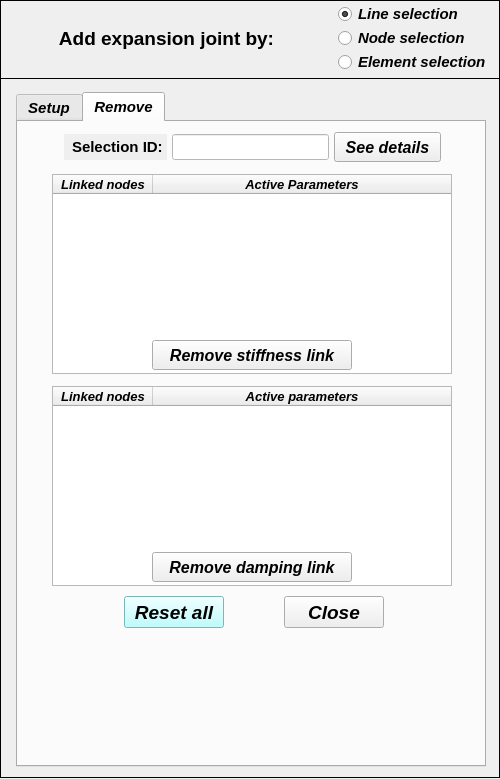
Qt form data/user_input/ui/Model/Setup/Structural/expansionJointInput.ui (open-pulse/OpenPulse) before a commit.
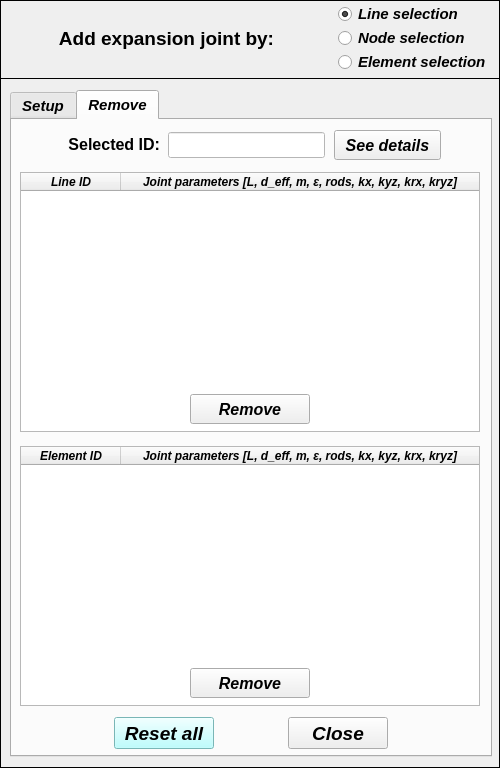
The same form after that commit. The open tabs and pages were chosen to show the change.

```diff
--- a/data/user_input/ui/Model/Setup/Structural/expansionJointInput.ui
+++ b/data/user_input/ui/Model/Setup/Structural/expansionJointInput.ui
@@ -7,19 +7,19 @@
     <x>0</x>
     <y>0</y>
     <width>500</width>
-    <height>779</height>
+    <height>768</height>
    </rect>
   </property>
   <property name="minimumSize">
    <size>
     <width>450</width>
-    <height>779</height>
+    <height>768</height>
    </size>
   </property>
   <property name="maximumSize">
    <size>
     <width>600</width>
-    <height>779</height>
+    <height>768</height>
    </size>
   </property>
   <property name="windowTitle">
@@ -31,13 +31,13 @@
      <x>0</x>
      <y>78</y>
      <width>500</width>
-     <height>700</height>
+     <height>690</height>
     </rect>
    </property>
    <property name="minimumSize">
     <size>
      <width>500</width>
-     <height>700</height>
+     <height>690</height>
     </size>
    </property>
    <property name="maximumSize">
@@ -55,21 +55,21 @@
    <widget class="QTabWidget" name="tabWidget_main">
     <property name="geometry">
      <rect>
-      <x>16</x>
-      <y>14</y>
-      <width>470</width>
-      <height>675</height>
+      <x>10</x>
+      <y>12</y>
+      <width>482</width>
+      <height>667</height>
      </rect>
     </property>
     <property name="minimumSize">
      <size>
-      <width>433</width>
+      <width>482</width>
       <height>600</height>
      </size>
     </property>
     <property name="maximumSize">
      <size>
-      <width>470</width>
+      <width>482</width>
       <height>700</height>
      </size>
     </property>
@@ -2082,30 +2082,30 @@
      <widget class="QTreeWidget" name="treeWidget_nodal_links_stiffness">
       <property name="geometry">
        <rect>
-        <x>34</x>
+        <x>8</x>
         <y>52</y>
-        <width>400</width>
-        <height>200</height>
+        <width>460</width>
+        <height>260</height>
        </rect>
       </property>
       <property name="minimumSize">
        <size>
-        <width>400</width>
-        <height>200</height>
+        <width>460</width>
+        <height>260</height>
        </size>
       </property>
       <property name="maximumSize">
        <size>
-        <width>400</width>
-        <height>200</height>
+        <width>460</width>
+        <height>260</height>
        </size>
       </property>
       <property name="font">
        <font>
         <family>Arial</family>
-        <pointsize>11</pointsize>
+        <pointsize>9</pointsize>
         <weight>75</weight>
-        <italic>true</italic>
+        <italic>false</italic>
         <bold>true</bold>
        </font>
       </property>
@@ -2120,12 +2120,12 @@
       </property>
       <column>
        <property name="text">
-        <string>Linked nodes</string>
+        <string>Line ID</string>
        </property>
        <property name="font">
         <font>
          <family>Arial</family>
-         <pointsize>10</pointsize>
+         <pointsize>9</pointsize>
          <weight>75</weight>
          <italic>true</italic>
          <bold>true</bold>
@@ -2137,12 +2137,12 @@
       </column>
       <column>
        <property name="text">
-        <string>Active Parameters</string>
+        <string>Joint parameters [L, d_eff, m, ε, rods, kx, kyz, krx, kryz]</string>
        </property>
        <property name="font">
         <font>
          <family>Arial</family>
-         <pointsize>10</pointsize>
+         <pointsize>9</pointsize>
          <weight>75</weight>
          <italic>true</italic>
          <bold>true</bold>
@@ -2156,8 +2156,8 @@
      <widget class="QPushButton" name="pushButton_close">
       <property name="geometry">
        <rect>
-        <x>266</x>
-        <y>474</y>
+        <x>276</x>
+        <y>597</y>
         <width>100</width>
         <height>32</height>
        </rect>
@@ -2193,7 +2193,7 @@
      <widget class="QPushButton" name="pushButton_see_details_selected_link">
       <property name="geometry">
        <rect>
-        <x>316</x>
+        <x>322</x>
         <y>10</y>
         <width>107</width>
         <height>30</height>
@@ -2230,162 +2230,7 @@
       </property>
       <property name="geometry">
        <rect>
-        <x>46</x>
-        <y>12</y>
-        <width>103</width>
-        <height>26</height>
-       </rect>
-      </property>
-      <property name="palette">
-       <palette>
-        <active>
-         <colorrole role="WindowText">
-          <brush brushstyle="SolidPattern">
-           <color alpha="255">
-            <red>0</red>
-            <green>0</green>
-            <blue>0</blue>
-           </color>
-          </brush>
-         </colorrole>
-         <colorrole role="Dark">
-          <brush brushstyle="SolidPattern">
-           <color alpha="255">
-            <red>0</red>
-            <green>0</green>
-            <blue>0</blue>
-           </color>
-          </brush>
-         </colorrole>
-         <colorrole role="Text">
-          <brush brushstyle="SolidPattern">
-           <color alpha="255">
-            <red>0</red>
-            <green>0</green>
-            <blue>0</blue>
-           </color>
-          </brush>
-         </colorrole>
-         <colorrole role="ButtonText">
-          <brush brushstyle="SolidPattern">
-           <color alpha="255">
-            <red>0</red>
-            <green>0</green>
-            <blue>0</blue>
-           </color>
-          </brush>
-         </colorrole>
-        </active>
-        <inactive>
-         <colorrole role="WindowText">
-          <brush brushstyle="SolidPattern">
-           <color alpha="255">
-            <red>0</red>
-            <green>0</green>
-            <blue>0</blue>
-           </color>
-          </brush>
-         </colorrole>
-         <colorrole role="Dark">
-          <brush brushstyle="SolidPattern">
-           <color alpha="255">
-            <red>0</red>
-            <green>0</green>
-            <blue>0</blue>
-           </color>
-          </brush>
-         </colorrole>
-         <colorrole role="Text">
-          <brush brushstyle="SolidPattern">
-           <color alpha="255">
-            <red>0</red>
-            <green>0</green>
-            <blue>0</blue>
-           </color>
-          </brush>
-         </colorrole>
-         <colorrole role="ButtonText">
-          <brush brushstyle="SolidPattern">
-           <color alpha="255">
-            <red>0</red>
-            <green>0</green>
-            <blue>0</blue>
-           </color>
-          </brush>
-         </colorrole>
-        </inactive>
-        <disabled>
-         <colorrole role="WindowText">
-          <brush brushstyle="SolidPattern">
-           <color alpha="255">
-            <red>0</red>
-            <green>0</green>
-            <blue>0</blue>
-           </color>
-          </brush>
-         </colorrole>
-         <colorrole role="Dark">
-          <brush brushstyle="SolidPattern">
-           <color alpha="255">
-            <red>0</red>
-            <green>0</green>
-            <blue>0</blue>
-           </color>
-          </brush>
-         </colorrole>
-         <colorrole role="Text">
-          <brush brushstyle="SolidPattern">
-           <color alpha="255">
-            <red>0</red>
-            <green>0</green>
-            <blue>0</blue>
-           </color>
-          </brush>
-         </colorrole>
-         <colorrole role="ButtonText">
-          <brush brushstyle="SolidPattern">
-           <color alpha="255">
-            <red>0</red>
-            <green>0</green>
-            <blue>0</blue>
-           </color>
-          </brush>
-         </colorrole>
-        </disabled>
-       </palette>
-      </property>
-      <property name="font">
-       <font>
-        <family>Arial</family>
-        <pointsize>11</pointsize>
-        <weight>75</weight>
-        <italic>false</italic>
-        <bold>true</bold>
-       </font>
-      </property>
-      <property name="focusPolicy">
-       <enum>Qt::ClickFocus</enum>
-      </property>
-      <property name="autoFillBackground">
-       <bool>false</bool>
-      </property>
-      <property name="text">
-       <string>Selection ID:</string>
-      </property>
-      <property name="frame">
-       <bool>false</bool>
-      </property>
-      <property name="alignment">
-       <set>Qt::AlignRight|Qt::AlignTrailing|Qt::AlignVCenter</set>
-      </property>
-     </widget>
-     <widget class="QLineEdit" name="lineEdit_node_ID_info">
-      <property name="enabled">
-       <bool>false</bool>
-      </property>
-      <property name="geometry">
-       <rect>
-        <x>154</x>
+        <x>156</x>
         <y>12</y>
         <width>157</width>
         <height>26</height>
@@ -2414,21 +2259,21 @@
      <widget class="QPushButton" name="pushButton_remove_link_stiffness">
       <property name="geometry">
        <rect>
-        <x>134</x>
-        <y>218</y>
-        <width>200</width>
+        <x>178</x>
+        <y>274</y>
+        <width>120</width>
         <height>30</height>
        </rect>
       </property>
       <property name="minimumSize">
        <size>
-        <width>200</width>
+        <width>120</width>
         <height>30</height>
        </size>
       </property>
       <property name="maximumSize">
        <size>
-        <width>200</width>
+        <width>120</width>
         <height>30</height>
        </size>
       </property>
@@ -2442,122 +2287,14 @@
        </font>
       </property>
       <property name="text">
-       <string>Remove stiffness link</string>
-      </property>
-     </widget>
-     <widget class="QTreeWidget" name="treeWidget_nodal_links_damping">
-      <property name="geometry">
-       <rect>
-        <x>34</x>
-        <y>264</y>
-        <width>400</width>
-        <height>200</height>
-       </rect>
-      </property>
-      <property name="minimumSize">
-       <size>
-        <width>400</width>
-        <height>200</height>
-       </size>
-      </property>
-      <property name="maximumSize">
-       <size>
-        <width>400</width>
-        <height>200</height>
-       </size>
-      </property>
-      <property name="font">
-       <font>
-        <family>Arial</family>
-        <pointsize>11</pointsize>
-        <weight>75</weight>
-        <italic>true</italic>
-        <bold>true</bold>
-       </font>
-      </property>
-      <property name="frameShape">
-       <enum>QFrame::StyledPanel</enum>
-      </property>
-      <property name="frameShadow">
-       <enum>QFrame::Sunken</enum>
-      </property>
-      <property name="indentation">
-       <number>0</number>
-      </property>
-      <column>
-       <property name="text">
-        <string>Linked nodes</string>
-       </property>
-       <property name="font">
-        <font>
-         <family>Arial</family>
-         <pointsize>10</pointsize>
-         <weight>75</weight>
-         <italic>true</italic>
-         <bold>true</bold>
-        </font>
-       </property>
-       <property name="textAlignment">
-        <set>AlignCenter</set>
-       </property>
-      </column>
-      <column>
-       <property name="text">
-        <string>Active parameters</string>
-       </property>
-       <property name="font">
-        <font>
-         <family>Arial</family>
-         <pointsize>10</pointsize>
-         <weight>75</weight>
-         <italic>true</italic>
-         <bold>true</bold>
-        </font>
-       </property>
-       <property name="textAlignment">
-        <set>AlignCenter</set>
-       </property>
-      </column>
-     </widget>
-     <widget class="QPushButton" name="pushButton_remove_link_damping">
-      <property name="geometry">
-       <rect>
-        <x>134</x>
-        <y>430</y>
-        <width>200</width>
-        <height>30</height>
-       </rect>
-      </property>
-      <property name="minimumSize">
-       <size>
-        <width>200</width>
-        <height>30</height>
-       </size>
-      </property>
-      <property name="maximumSize">
-       <size>
-        <width>200</width>
-        <height>30</height>
-       </size>
-      </property>
-      <property name="font">
-       <font>
-        <family>Arial</family>
-        <pointsize>12</pointsize>
-        <weight>75</weight>
-        <italic>true</italic>
-        <bold>true</bold>
-       </font>
-      </property>
-      <property name="text">
-       <string>Remove damping link</string>
+       <string>Remove</string>
       </property>
      </widget>
      <widget class="QPushButton" name="pushButton_reset_all">
       <property name="geometry">
        <rect>
-        <x>106</x>
-        <y>474</y>
+        <x>102</x>
+        <y>597</y>
         <width>100</width>
         <height>32</height>
        </rect>
@@ -2590,6 +2327,166 @@
        <string>Reset all</string>
       </property>
      </widget>
+     <widget class="QTreeWidget" name="treeWidget_expansion_joint_by_elements">
+      <property name="geometry">
+       <rect>
+        <x>8</x>
+        <y>326</y>
+        <width>460</width>
+        <height>260</height>
+       </rect>
+      </property>
+      <property name="minimumSize">
+       <size>
+        <width>460</width>
+        <height>260</height>
+       </size>
+      </property>
+      <property name="maximumSize">
+       <size>
+        <width>460</width>
+        <height>260</height>
+       </size>
+      </property>
+      <property name="font">
+       <font>
+        <family>Arial</family>
+        <pointsize>9</pointsize>
+        <weight>75</weight>
+        <italic>false</italic>
+        <bold>true</bold>
+       </font>
+      </property>
+      <property name="frameShape">
+       <enum>QFrame::StyledPanel</enum>
+      </property>
+      <property name="frameShadow">
+       <enum>QFrame::Sunken</enum>
+      </property>
+      <property name="indentation">
+       <number>0</number>
+      </property>
+      <column>
+       <property name="text">
+        <string>Element ID</string>
+       </property>
+       <property name="font">
+        <font>
+         <family>Arial</family>
+         <pointsize>9</pointsize>
+         <weight>75</weight>
+         <italic>true</italic>
+         <bold>true</bold>
+        </font>
+       </property>
+       <property name="textAlignment">
+        <set>AlignCenter</set>
+       </property>
+      </column>
+      <column>
+       <property name="text">
+        <string>Joint parameters [L, d_eff, m, ε, rods, kx, kyz, krx, kryz]</string>
+       </property>
+       <property name="font">
+        <font>
+         <family>Arial</family>
+         <pointsize>9</pointsize>
+         <weight>75</weight>
+         <italic>true</italic>
+         <bold>true</bold>
+        </font>
+       </property>
+       <property name="textAlignment">
+        <set>AlignCenter</set>
+       </property>
+      </column>
+     </widget>
+     <widget class="QPushButton" name="pushButton_remove_expansion_joint_by_elements">
+      <property name="geometry">
+       <rect>
+        <x>178</x>
+        <y>548</y>
+        <width>120</width>
+        <height>30</height>
+       </rect>
+      </property>
+      <property name="minimumSize">
+       <size>
+        <width>120</width>
+        <height>30</height>
+       </size>
+      </property>
+      <property name="maximumSize">
+       <size>
+        <width>120</width>
+        <height>30</height>
+       </size>
+      </property>
+      <property name="font">
+       <font>
+        <family>Arial</family>
+        <pointsize>12</pointsize>
+        <weight>75</weight>
+        <italic>true</italic>
+        <bold>true</bold>
+       </font>
+      </property>
+      <property name="text">
+       <string>Remove</string>
+      </property>
+     </widget>
+     <widget class="QLabel" name="label_selected_id_2">
+      <property name="enabled">
+       <bool>true</bool>
+      </property>
+      <property name="geometry">
+       <rect>
+        <x>8</x>
+        <y>12</y>
+        <width>140</width>
+        <height>26</height>
+       </rect>
+      </property>
+      <property name="minimumSize">
+       <size>
+        <width>140</width>
+        <height>26</height>
+       </size>
+      </property>
+      <property name="maximumSize">
+       <size>
+        <width>140</width>
+        <height>26</height>
+       </size>
+      </property>
+      <property name="font">
+       <font>
+        <family>Arial</family>
+        <pointsize>12</pointsize>
+        <weight>75</weight>
+        <italic>false</italic>
+        <bold>true</bold>
+       </font>
+      </property>
+      <property name="mouseTracking">
+       <bool>true</bool>
+      </property>
+      <property name="text">
+       <string>&lt;html&gt;&lt;head/&gt;&lt;body&gt;&lt;p align=&quot;right&quot;&gt;&lt;span style=&quot; font-style:normal;&quot;&gt;Selected ID:&lt;/span&gt;&lt;/p&gt;&lt;/body&gt;&lt;/html&gt;</string>
+      </property>
+      <property name="alignment">
+       <set>Qt::AlignRight|Qt::AlignTrailing|Qt::AlignVCenter</set>
+      </property>
+     </widget>
+     <zorder>treeWidget_expansion_joint_by_elements</zorder>
+     <zorder>treeWidget_expansion_joint_by_lines</zorder>
+     <zorder>pushButton_close</zorder>
+     <zorder>pushButton_see_details_from_selection</zorder>
+     <zorder>lineEdit_selected_info</zorder>
+     <zorder>pushButton_remove_expansion_joint_by_line</zorder>
+     <zorder>pushButton_reset_all</zorder>
+     <zorder>pushButton_remove_expansion_joint_by_elements</zorder>
+     <zorder>label_selected_id_2</zorder>
     </widget>
    </widget>
   </widget>
```
Left out of the diff: 65 changed lines with no effect on the pictures.
